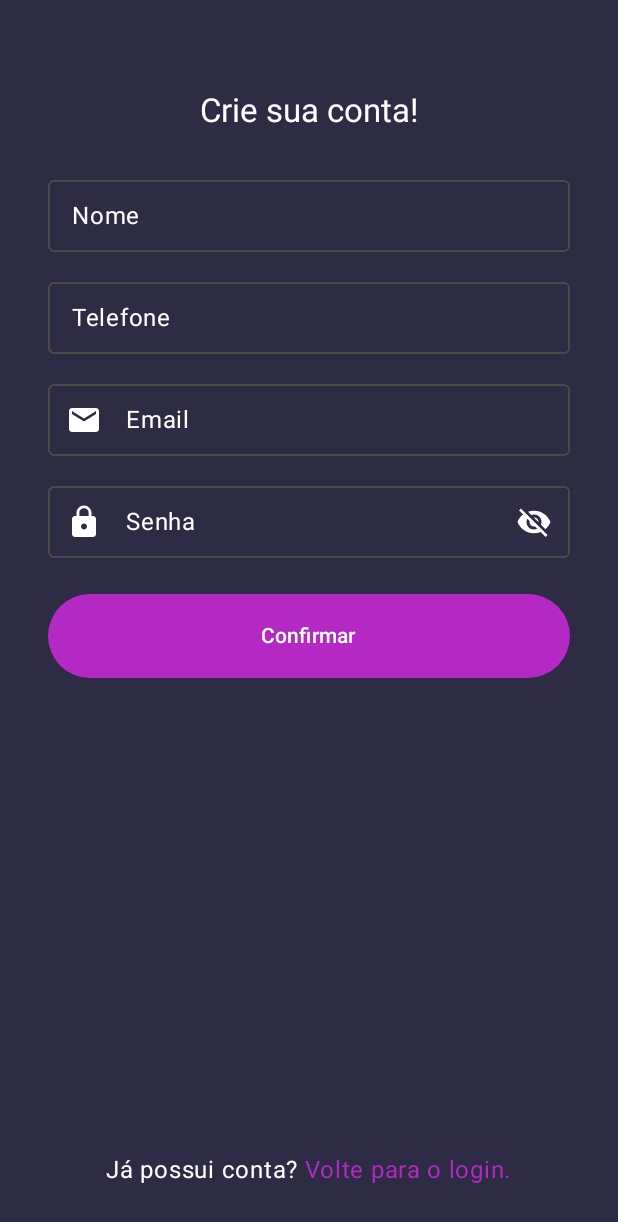
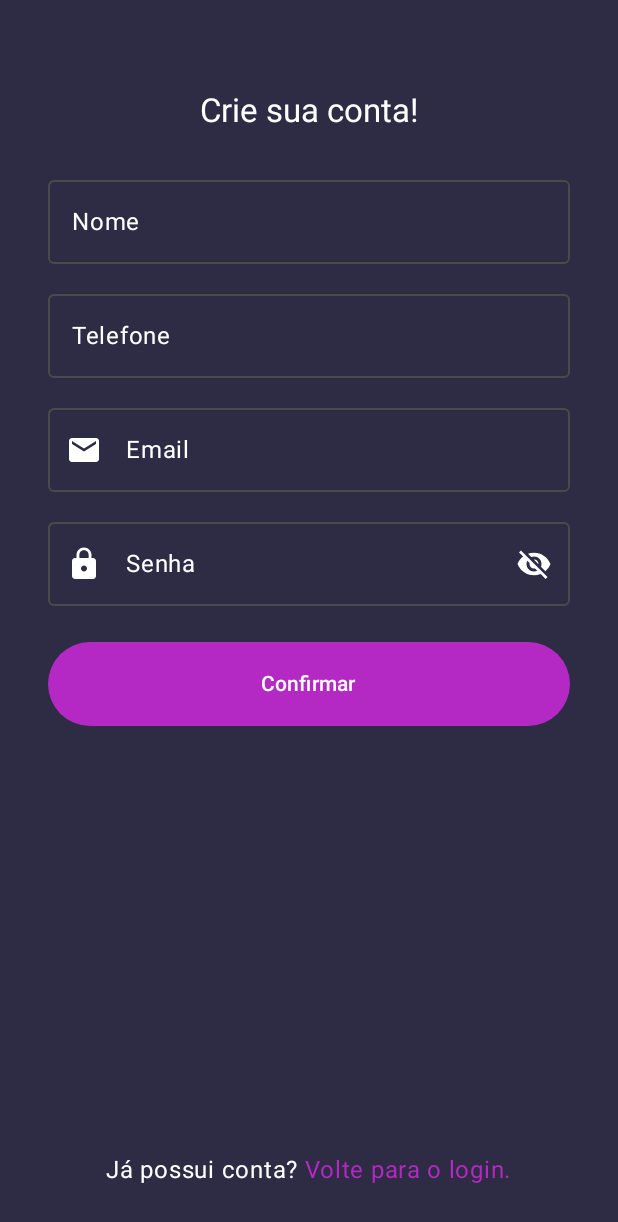
Before and after one commit to Kaueneto/LifePad, an Android app built with Jetpack Compose: the RegisterScreen screen opened through its navigation route, on a phone screen of 412 x 824 dp. Shown: the top 1222 px of the screen. Run offline under Robolectric (Android 15) with nearby library versions, the phone set to English and light mode, and no system bars; our stand-ins replace Firebase (no records; nobody signed in at launch, a user with empty details on screens opened directly).

Commit message:
ajuste de altura nas caixas de texto

```diff
--- a/app/src/main/java/com/example/lifepad/MainActivity.kt
+++ b/app/src/main/java/com/example/lifepad/MainActivity.kt
@@ -225,7 +225,7 @@ fun LoginScreen(
             ),
             modifier = Modifier
                 .fillMaxWidth()
-                .height(56.dp)
+             //   .height(56.dp)
         )
 
         Spacer(Modifier.height(12.dp))
@@ -256,7 +256,7 @@ fun LoginScreen(
             ),
             modifier = Modifier
                 .fillMaxWidth()
-                .height(56.dp)
+               // .height(56.dp)
         )
 
         Spacer(Modifier.height(8.dp))
--- a/app/src/main/java/com/example/lifepad/RegisterScreen .kt
+++ b/app/src/main/java/com/example/lifepad/RegisterScreen .kt
@@ -92,7 +92,7 @@ fun RegisterScreen(
             ),
             modifier = Modifier
                 .fillMaxWidth()
-                .height(56.dp)
+              //  .height(56.dp)
         )
 
         Spacer(Modifier.height(12.dp))
@@ -112,7 +112,7 @@ fun RegisterScreen(
             ),
             modifier = Modifier
                 .fillMaxWidth()
-                .height(56.dp)
+              //  .height(56.dp)
         )
 
         Spacer(Modifier.height(12.dp))
@@ -133,7 +133,7 @@ fun RegisterScreen(
             ),
             modifier = Modifier
                 .fillMaxWidth()
-                .height(56.dp)
+               // .height(56.dp)
         )
 
         Spacer(Modifier.height(12.dp))
@@ -164,7 +164,7 @@ fun RegisterScreen(
             ),
             modifier = Modifier
                 .fillMaxWidth()
-                .height(56.dp)
+             //   .height(56.dp)
         )
 
         Spacer(Modifier.height(24.dp))
```
